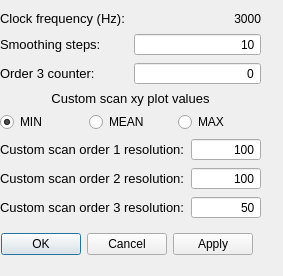
Before: the Qt Designer form gui/local/af_laserscanner/ui_ls_settings.ui in fffish95/qudi, drawn with Qt 5.
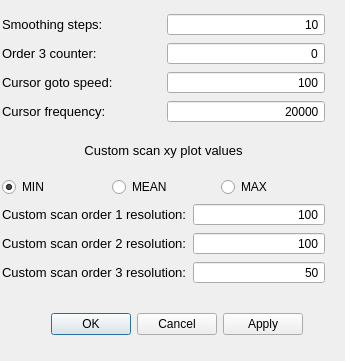
After: the same form once the commit is applied.

```diff
--- a/gui/local/af_laserscanner/ui_ls_settings.ui
+++ b/gui/local/af_laserscanner/ui_ls_settings.ui
@@ -6,52 +6,45 @@
    <rect>
     <x>0</x>
     <y>0</y>
-    <width>283</width>
-    <height>276</height>
+    <width>345</width>
+    <height>361</height>
    </rect>
   </property>
+  <property name="sizePolicy">
+   <sizepolicy hsizetype="Fixed" vsizetype="Preferred">
+    <horstretch>0</horstretch>
+    <verstretch>0</verstretch>
+   </sizepolicy>
+  </property>
   <property name="windowTitle">
    <string>qudi: Laserscanner - Settings</string>
   </property>
-  <widget class="QWidget" name="layoutWidget">
+  <widget class="QDialogButtonBox" name="buttonBox">
    <property name="geometry">
     <rect>
-     <x>0</x>
-     <y>10</y>
-     <width>261</width>
-     <height>209</height>
+     <x>10</x>
+     <y>310</y>
+     <width>293</width>
+     <height>28</height>
+    </rect>
+   </property>
+   <property name="orientation">
+    <enum>Qt::Horizontal</enum>
+   </property>
+   <property name="standardButtons">
+    <set>QDialogButtonBox::Apply|QDialogButtonBox::Cancel|QDialogButtonBox::Ok</set>
+   </property>
+  </widget>
+  <widget class="QWidget" name="">
+   <property name="geometry">
+    <rect>
+     <x>2</x>
+     <y>13</y>
+     <width>323</width>
+     <height>271</height>
     </rect>
    </property>
    <layout class="QVBoxLayout" name="verticalLayout_2">
-    <item>
-     <layout class="QHBoxLayout" name="horizontalLayout">
-      <item>
-       <widget class="QLabel" name="clock_frequency_label">
-        <property name="font">
-         <font>
-          <pointsize>10</pointsize>
-         </font>
-        </property>
-        <property name="toolTip">
-         <string>&lt;html&gt;&lt;head/&gt;&lt;body&gt;&lt;p&gt;That is the inverse time how long the scanner stays at the desired position during the scan and counts.&lt;/p&gt;&lt;/body&gt;&lt;/html&gt;</string>
-        </property>
-        <property name="text">
-         <string>Clock frequency (Hz):</string>
-        </property>
-       </widget>
-      </item>
-      <item>
-       <widget class="QLabel" name="clock_frequency_OutputWidget">
-        <property name="text">
-         <string>3000</string>
-        </property>
-        <property name="alignment">
-         <set>Qt::AlignRight|Qt::AlignTrailing|Qt::AlignVCenter</set>
-        </property>
-       </widget>
-      </item>
-     </layout>
-    </item>
     <item>
      <layout class="QHBoxLayout" name="horizontalLayout_3">
       <item>
@@ -122,6 +115,76 @@
       </item>
      </layout>
     </item>
+    <item>
+     <layout class="QHBoxLayout" name="horizontalLayout">
+      <item>
+       <widget class="QLabel" name="cursor_goto_speed_label">
+        <property name="font">
+         <font>
+          <pointsize>10</pointsize>
+         </font>
+        </property>
+        <property name="toolTip">
+         <string/>
+        </property>
+        <property name="text">
+         <string>Cursor goto speed:</string>
+        </property>
+       </widget>
+      </item>
+      <item>
+       <widget class="QSpinBox" name="cursor_goto_speed_spinBox">
+        <property name="alignment">
+         <set>Qt::AlignRight|Qt::AlignTrailing|Qt::AlignVCenter</set>
+        </property>
+        <property name="buttonSymbols">
+         <enum>QAbstractSpinBox::NoButtons</enum>
+        </property>
+        <property name="maximum">
+         <number>100000000</number>
+        </property>
+        <property name="value">
+         <number>100</number>
+        </property>
+       </widget>
+      </item>
+     </layout>
+    </item>
+    <item>
+     <layout class="QHBoxLayout" name="horizontalLayout_8">
+      <item>
+       <widget class="QLabel" name="cursor_frequency_label">
+        <property name="font">
+         <font>
+          <pointsize>10</pointsize>
+         </font>
+        </property>
+        <property name="toolTip">
+         <string/>
+        </property>
+        <property name="text">
+         <string>Cursor frequency:</string>
+        </property>
+       </widget>
+      </item>
+      <item>
+       <widget class="QSpinBox" name="cursor_frequency_spinBox">
+        <property name="alignment">
+         <set>Qt::AlignRight|Qt::AlignTrailing|Qt::AlignVCenter</set>
+        </property>
+        <property name="buttonSymbols">
+         <enum>QAbstractSpinBox::NoButtons</enum>
+        </property>
+        <property name="maximum">
+         <number>100000000</number>
+        </property>
+        <property name="value">
+         <number>20000</number>
+        </property>
+       </widget>
+      </item>
+     </layout>
+    </item>
     <item>
      <layout class="QVBoxLayout" name="verticalLayout">
       <item>
@@ -285,22 +348,6 @@
     </item>
    </layout>
   </widget>
-  <widget class="QDialogButtonBox" name="buttonBox">
-   <property name="geometry">
-    <rect>
-     <x>-40</x>
-     <y>230</y>
-     <width>293</width>
-     <height>28</height>
-    </rect>
-   </property>
-   <property name="orientation">
-    <enum>Qt::Horizontal</enum>
-   </property>
-   <property name="standardButtons">
-    <set>QDialogButtonBox::Apply|QDialogButtonBox::Cancel|QDialogButtonBox::Ok</set>
-   </property>
-  </widget>
  </widget>
  <resources/>
  <connections/>
```
Left out of the diff: 35 changed lines with no effect on the pictures.
